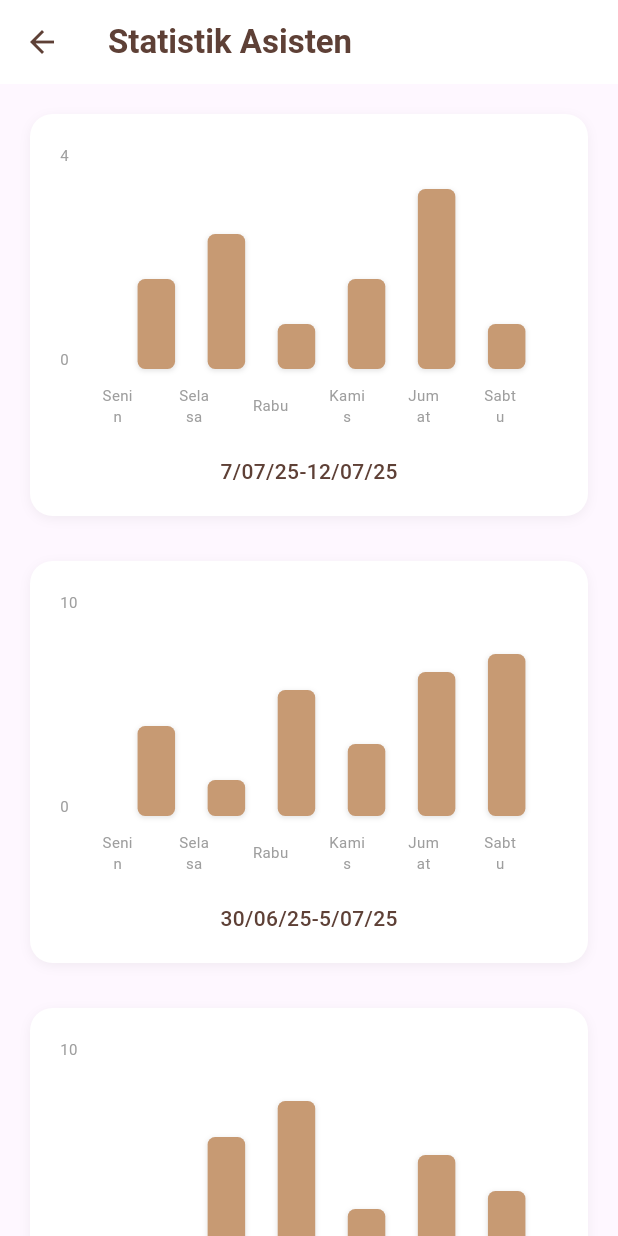
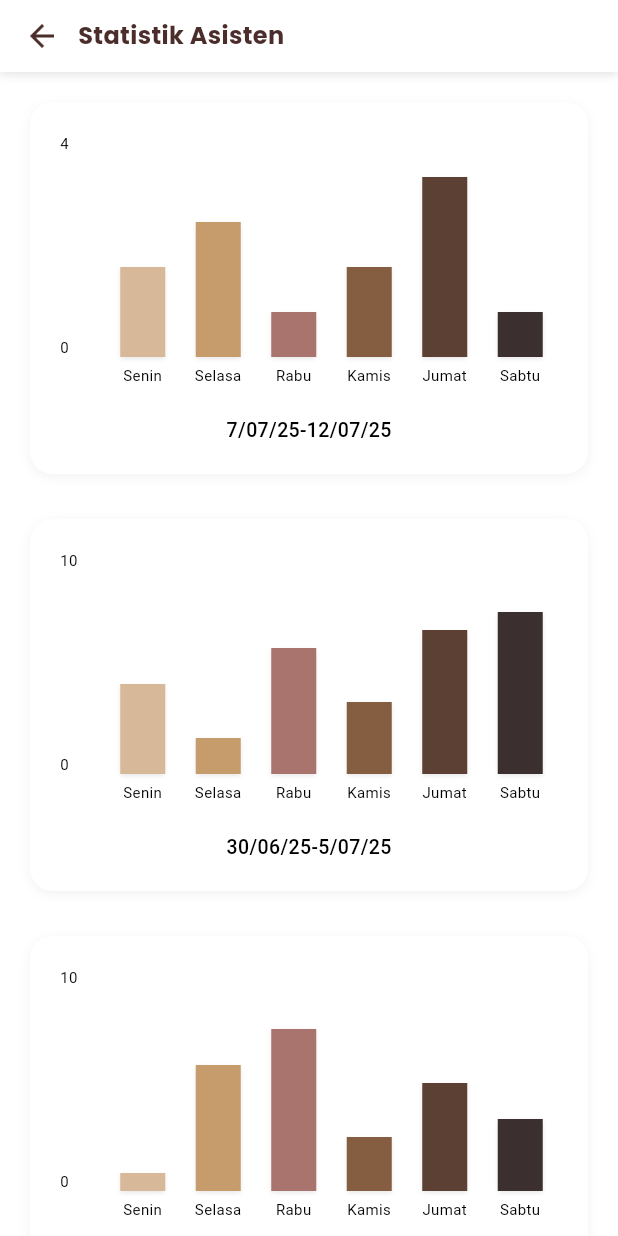
Before and after one commit to stevanniep/LALogin, a Flutter app: the AssistantStatsPage screen opened directly, on a phone screen of 412 x 824 dp. Run offline on Flutter 3.47's test engine with Material 3 defaults, Android fonts, the phone set to English and light mode, and no system bars; our stand-ins replace flutter_secure_storage, local_auth, supabase_flutter, timeago; accounts and stored records are empty.

Commit message:
merapikan tampilan

```diff
--- a/lib/pages/assistant_stats.dart
+++ b/lib/pages/assistant_stats.dart
@@ -6,25 +6,57 @@ class AssistantStatsPage extends StatelessWidget {
   @override
   Widget build(BuildContext context) {
     return Scaffold(
-      appBar: AppBar(
-        leading: IconButton(
-          icon: const Icon(Icons.arrow_back, color: Color(0xFF5E4036)),
-          onPressed: () {
+      backgroundColor: Colors.white,
+      body: SafeArea(
+        child: Column(
+          children: [
+            // Custom AppBar
+            Container(
+              padding: const EdgeInsets.only(
+                top: 12,
+                left: 16,
+                right: 16,
+                bottom: 12,
+              ),
+              decoration: BoxDecoration(
+                color: Colors.white,
+                boxShadow: [
+                  BoxShadow(
+                    color: Colors.black.withOpacity(0.1),
+                    offset: const Offset(0, 2),
+                    blurRadius: 4,
+                  ),
+                ],
+              ),
+              child: Row(
+                children: [
+                  GestureDetector(
+                    onTap: () {
                       Navigator.of(context).pop();
                     },
+                    // Ganti dengan path aset yang benar untuk ikon kembali Anda
+                    child: Image.asset(
+                      'assets/icons/kembali.png',
+                      width: 24,
+                      height: 24,
                     ),
-        title: const Text(
+                  ),
+                  const SizedBox(width: 12),
+                  const Text(
                     'Statistik Asisten',
                     style: TextStyle(
-            color: Color(0xFF5E4036),
-            fontWeight: FontWeight.bold,
+                      fontFamily: 'Poppins',
+                      fontWeight: FontWeight.w700,
+                      fontSize: 16,
+                      color: Color(0xFF4B2E2B),
                     ),
                   ),
-        backgroundColor: Colors.white,
-        elevation: 0,
-        centerTitle: false,
+                ],
               ),
-      body: SingleChildScrollView(
+            ),
+            // Body content
+            Expanded(
+              child: SingleChildScrollView(
                 child: Padding(
                   padding: const EdgeInsets.all(20.0),
                   child: Column(
@@ -53,6 +85,10 @@ class AssistantStatsPage extends StatelessWidget {
                   ),
                 ),
               ),
+            ),
+          ],
+        ),
+      ),
     );
   }
 
@@ -62,7 +98,6 @@ class AssistantStatsPage extends StatelessWidget {
     required List<double> data,
     required double maxHeight,
   }) {
-    // Label hari dalam seminggu (Senin - Sabtu)
     final List<String> dayLabels = [
       'Senin',
       'Selasa',
@@ -70,6 +105,14 @@ class AssistantStatsPage extends StatelessWidget {
       'Kamis',
       'Jumat',
       'Sabtu',
+    ];
+    final List<Color> barColors = [
+      const Color(0xFFD7B899),
+      const Color(0xFFC69C6D),
+      const Color(0xFFA9746E),
+      const Color(0xFF855E42),
+      const Color(0xFF5C4033),
+      const Color(0xFF3B2F2F),
     ];
 
     return Container(
@@ -89,44 +132,52 @@ class AssistantStatsPage extends StatelessWidget {
         children: [
           SizedBox(
             height: 150, // Tinggi area grafik
-            child: Row(
-              crossAxisAlignment: CrossAxisAlignment.end,
+            child: Stack(
               children: [
-                // Y-axis (Jumlah jam)
-                SizedBox(
-                  width: 30, // Lebar untuk label Y-axis
-                  child: Column(
-                    mainAxisAlignment: MainAxisAlignment.spaceBetween,
-                    crossAxisAlignment: CrossAxisAlignment.start,
-                    children: [
-                      Text(
+                // Y-axis Labels
+                Positioned(
+                  top: 0,
+                  left: 0,
+                  child: Text(
                     maxHeight.toStringAsFixed(0),
                     style: const TextStyle(
                       fontSize: 10,
-                          color: Colors.grey,
+                      fontWeight: FontWeight.w400,
+                      color: Colors.black,
                     ),
                   ),
-                      const Text(
+                ),
+                Positioned(
+                  bottom: 0,
+                  left: 0,
+                  child: const Text(
                     '0',
-                        style: TextStyle(fontSize: 10, color: Colors.grey),
-                      ),
-                    ],
+                    style: TextStyle(
+                      fontSize: 10,
+                      fontWeight: FontWeight.w400,
+                      color: Colors.black,
                     ),
                   ),
-                // Area grafik batang
-                Expanded(
+                ),
+                // Graph bars
+                Positioned(
+                  bottom: 0,
+                  left:
+                      30, // Geser grafik agar tidak bertumpang tindih dengan label Y-axis
+                  right: 0,
                   child: Row(
                     mainAxisAlignment: MainAxisAlignment.spaceEvenly,
                     crossAxisAlignment: CrossAxisAlignment.end,
                     children: List.generate(data.length, (index) {
-                      final double barHeight =
-                          data[index] / maxHeight * 120; // Hitung tinggi batang
-                      return Container(
-                        width: 25, // Lebar setiap batang
+                      final double barHeight = data[index] / maxHeight * 120;
+                      return Expanded(
+                        // **PERUBAHAN DISINI:** Menggunakan Expanded
+                        child: Center(
+                          child: Container(
+                            width: 30,
                             height: barHeight,
                             decoration: BoxDecoration(
-                          color: const Color(0xFFC79A73), // Warna batang
-                          borderRadius: BorderRadius.circular(5),
+                              color: barColors[index],
                               boxShadow: [
                                 BoxShadow(
                                   color: Colors.black.withOpacity(0.1),
@@ -135,6 +186,8 @@ class AssistantStatsPage extends StatelessWidget {
                                 ),
                               ],
                             ),
+                          ),
+                        ),
                       );
                     }),
                   ),
@@ -142,29 +195,38 @@ class AssistantStatsPage extends StatelessWidget {
               ],
             ),
           ),
-          const SizedBox(height: 10),
-          // X-axis (Label hari)
-          Row(
+          // Day labels
+          const SizedBox(height: 5), // Jarak antara grafik dan label hari
+          Padding(
+            padding: const EdgeInsets.only(
+              left: 30,
+            ), // Geser label hari agar sejajar dengan grafik
+            child: Row(
               mainAxisAlignment: MainAxisAlignment.spaceEvenly,
               children: List.generate(dayLabels.length, (index) {
-              return SizedBox(
-                width: 25, // Lebar yang sama dengan batang
+                return Expanded(
+                  // **PERUBAHAN DISINI:** Menggunakan Expanded
                   child: Text(
                     dayLabels[index],
                     textAlign: TextAlign.center,
-                  style: const TextStyle(fontSize: 10, color: Colors.grey),
+                    style: const TextStyle(
+                      fontSize: 10,
+                      fontWeight: FontWeight.w400,
+                      color: Colors.black,
+                    ),
                   ),
                 );
               }),
+            ),
           ),
           const SizedBox(height: 20),
           // Label rentang minggu
           Text(
             weekLabel,
             style: const TextStyle(
-              fontSize: 14,
+              fontSize: 13,
               fontWeight: FontWeight.w500,
-              color: Color(0xFF5E4036),
+              color: Colors.black,
             ),
           ),
         ],
```
Also changed, not shown: lib/pages/activity_history.dart (+48 -12 lines), lib/pages/admin_contact.dart (+49 -15 lines), lib/pages/home_page.dart (+52 -38 lines), lib/pages/project_page.dart (+10 -9 lines). Lines whose indentation alone changed are shown as unchanged.
